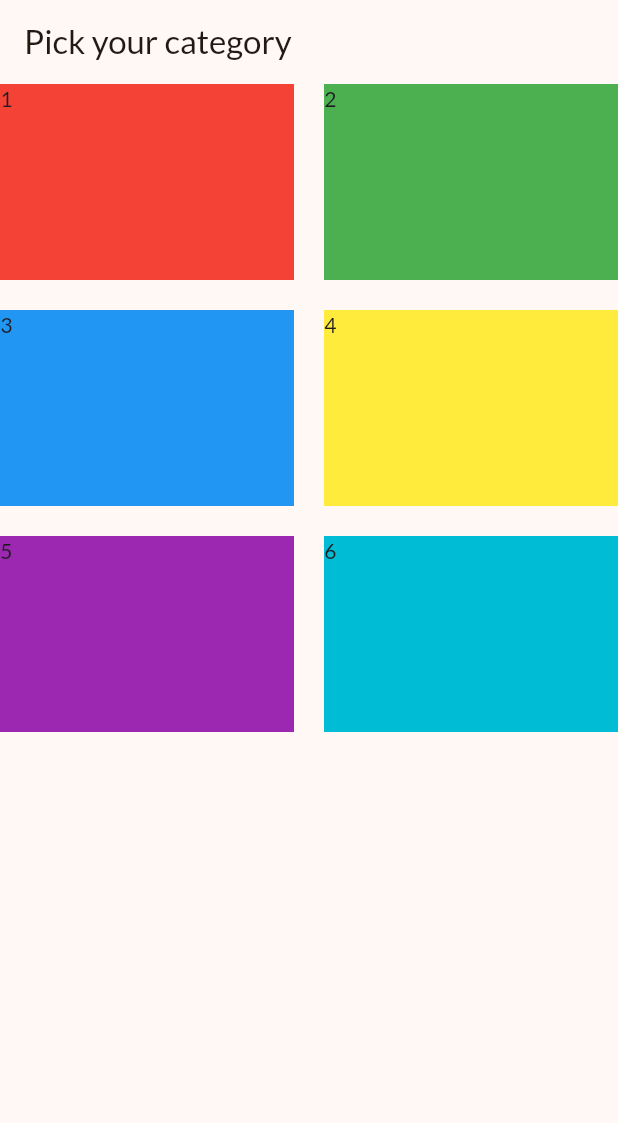
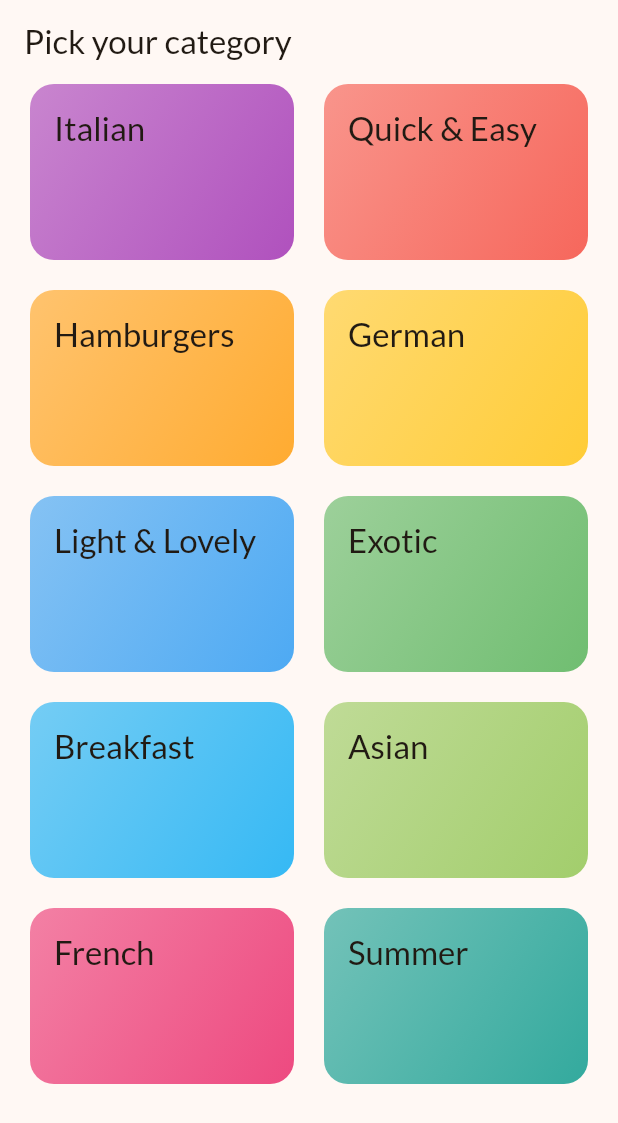
Before and after one commit to lcd11001/flutter-meals, a Flutter app: the screen it shows after launch, on a phone screen of 412 x 824 dp. Shown: the top 1123 px of the screen. Run offline on Flutter 3.47's test engine with Material 3 defaults, Android fonts, the phone set to English and light mode, and no system bars; our stand-ins replace google_fonts.

Commit message:
+ category grid item

```diff
--- a/lib/categories_screen.dart
+++ /dev/null
@@ -1,48 +0,0 @@
-import 'package:flutter/material.dart';
-
-class CategoriesScreen extends StatelessWidget {
-  const CategoriesScreen({super.key});
-
-  @override
-  Widget build(BuildContext context) {
-    return Scaffold(
-      appBar: AppBar(
-        title: Text('Pick your category'),
-      ),
-      body: GridView(
-        gridDelegate: const SliverGridDelegateWithFixedCrossAxisCount(
-          crossAxisCount: 2,
-          childAspectRatio: 3 / 2,
-          crossAxisSpacing: 20,
-          mainAxisSpacing: 20,
-        ),
-        children: [
-          Container(
-            color: Colors.red,
-            child: Text('1'),
-          ),
-          Container(
-            color: Colors.green,
-            child: Text('2'),
-          ),
-          Container(
-            color: Colors.blue,
-            child: Text('3'),
-          ),
-          Container(
-            color: Colors.yellow,
-            child: Text('4'),
-          ),
-          Container(
-            color: Colors.purple,
-            child: Text('5'),
-          ),
-          Container(
-            color: Colors.cyan,
-            child: Text('6'),
-          ),
-        ],
-      ),
-    );
-  }
-}
--- /dev/null
+++ b/lib/data/dummy_data.dart
@@ -0,0 +1,55 @@
+import 'package:flutter/material.dart';
+import 'package:meals/models/category.dart';
+
+const availableCategories = [
+  Category(
+    id: 'c1',
+    title: 'Italian',
+    color: Colors.purple,
+  ),
+  Category(
+    id: 'c2',
+    title: 'Quick & Easy',
+    color: Colors.red,
+  ),
+  Category(
+    id: 'c3',
+    title: 'Hamburgers',
+    color: Colors.orange,
+  ),
+  Category(
+    id: 'c4',
+    title: 'German',
+    color: Colors.amber,
+  ),
+  Category(
+    id: 'c5',
+    title: 'Light & Lovely',
+    color: Colors.blue,
+  ),
+  Category(
+    id: 'c6',
+    title: 'Exotic',
+    color: Colors.green,
+  ),
+  Category(
+    id: 'c7',
+    title: 'Breakfast',
+    color: Colors.lightBlue,
+  ),
+  Category(
+    id: 'c8',
+    title: 'Asian',
+    color: Colors.lightGreen,
+  ),
+  Category(
+    id: 'c9',
+    title: 'French',
+    color: Colors.pink,
+  ),
+  Category(
+    id: 'c10',
+    title: 'Summer',
+    color: Colors.teal,
+  ),
+];
--- a/lib/main.dart
+++ b/lib/main.dart
@@ -1,7 +1,7 @@
 import 'package:flutter/material.dart';
 import 'package:google_fonts/google_fonts.dart';
 
-import 'package:meals/categories_screen.dart';
+import 'package:meals/screens/categories_screen.dart';
 import 'package:meals/theme.dart';
 
 final ThemeData lightThemeData = ThemeData(
--- /dev/null
+++ b/lib/models/category.dart
@@ -0,0 +1,25 @@
+import 'dart:math';
+
+import 'package:flutter/material.dart';
+
+class Category {
+  final String id;
+  final String title;
+  final Color color;
+
+  Category.randomColor({
+    required this.id,
+    required this.title,
+  }) : color = Colors.primaries[Random().nextInt(Colors.primaries.length)];
+
+  const Category({
+    required this.id,
+    required this.title,
+    required this.color,
+  });
+
+  @override
+  String toString() {
+    return 'Category(id: $id, title: $title, color: $color)';
+  }
+}
--- /dev/null
+++ b/lib/screens/categories_screen.dart
@@ -0,0 +1,37 @@
+import 'package:flutter/material.dart';
+import 'package:meals/data/dummy_data.dart';
+import 'package:meals/widgets/category_grid_item.dart';
+
+class CategoriesScreen extends StatelessWidget {
+  const CategoriesScreen({super.key});
+
+  @override
+  Widget build(BuildContext context) {
+    const kPadding = 20.0;
+
+    return Scaffold(
+      appBar: AppBar(
+        title: Text('Pick your category'),
+      ),
+      body: GridView(
+        padding: const EdgeInsets.only(
+          left: kPadding,
+          right: kPadding,
+        ),
+        gridDelegate: const SliverGridDelegateWithFixedCrossAxisCount(
+          crossAxisCount: 2,
+          childAspectRatio: 3 / 2,
+          crossAxisSpacing: kPadding,
+          mainAxisSpacing: kPadding,
+        ),
+        children: _buildGridItems(),
+      ),
+    );
+  }
+
+  List<CategoryGridItem> _buildGridItems() {
+    return availableCategories.map((category) {
+      return CategoryGridItem(category: category);
+    }).toList();
+  }
+}
--- /dev/null
+++ b/lib/widgets/category_grid_item.dart
@@ -0,0 +1,43 @@
+import 'package:flutter/material.dart';
+import 'package:meals/models/category.dart';
+
+class CategoryGridItem extends StatelessWidget {
+  final Category category;
+
+  const CategoryGridItem({super.key, required this.category});
+
+  @override
+  Widget build(BuildContext context) {
+    return InkWell(
+      onTap: () {
+        // Navigator.of(context).pushNamed(
+        //   CategoryMealsScreen.routeName,
+        //   arguments: category,
+        // );
+        debugPrint('Category tapped: $category');
+      },
+      splashColor: category.color,
+      borderRadius: BorderRadius.circular(16),
+      child: Container(
+        padding: const EdgeInsets.all(16),
+        decoration: BoxDecoration(
+          gradient: LinearGradient(
+            colors: [
+              category.color.withOpacity(0.55),
+              category.color.withOpacity(0.8),
+            ],
+            begin: Alignment.topLeft,
+            end: Alignment.bottomRight,
+          ),
+          borderRadius: BorderRadius.circular(16),
+        ),
+        child: Text(
+          category.title,
+          style: Theme.of(context).textTheme.titleLarge!.copyWith(
+                color: Theme.of(context).colorScheme.onBackground,
+              ),
+        ),
+      ),
+    );
+  }
+}
```
